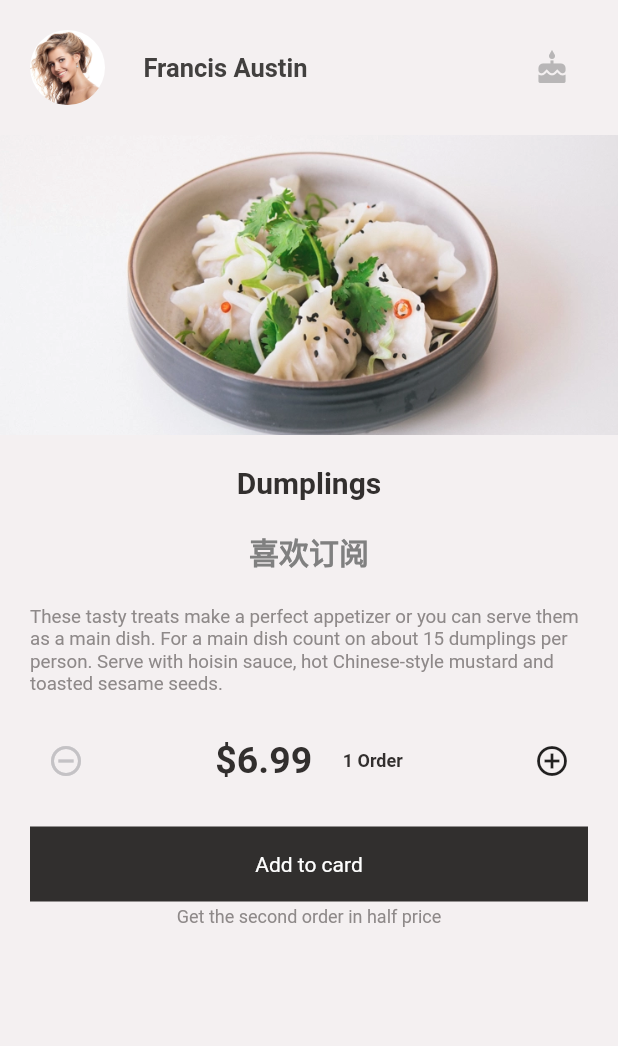
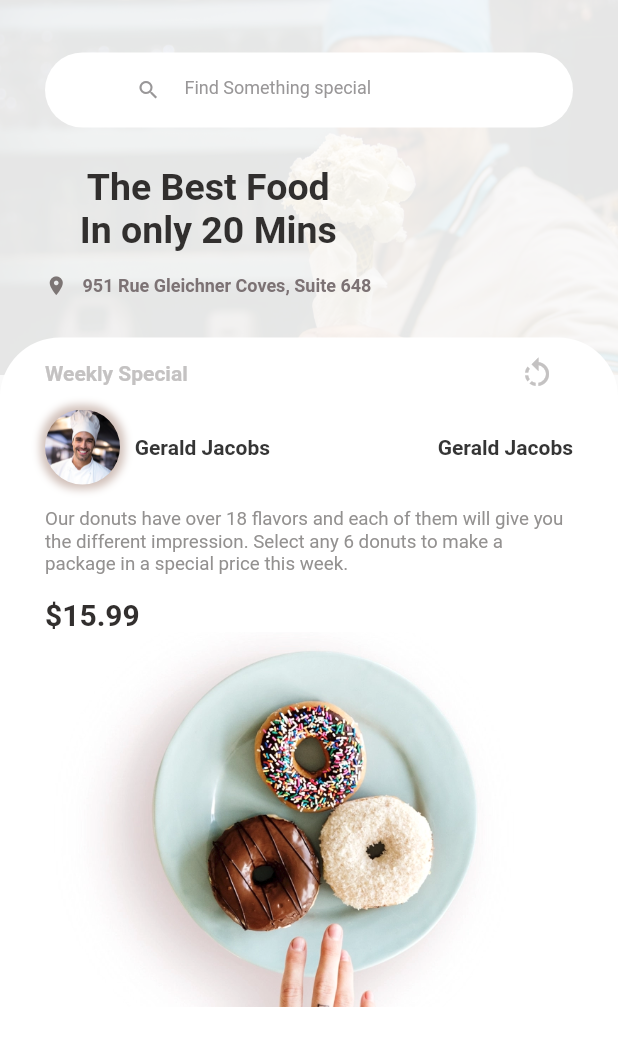
Before and after one commit to lmadhuranga/flutter-uis, a Flutter app: the DumplingsPage screen opened by its route, after a tap on "Add to card", on a phone screen of 412 x 824 dp. Shown: the top 1046 px of the screen. Run offline on Flutter 3.47's test engine with Material 2 defaults, Android fonts, the phone set to English and light mode, and no system bars; our stand-ins replace google_fonts, smooth_star_rating; Roboto replaces fonts that are missing (OpenSans); project files that could hold a hidden picture were left out.

Commit message:
added donut page

```diff
--- /dev/null
+++ b/lib/dumplings/donut_page.dart
@@ -0,0 +1,226 @@
+import 'package:flutter/material.dart';
+
+class DonutPage extends StatelessWidget {
+  @override
+  Widget build(BuildContext context) {
+    var sWidth  = MediaQuery.of(context).size.width;
+    var sHeight  = MediaQuery.of(context).size.height;
+    var dFont = 'OpenSans';
+    return Scaffold(
+      body: Container(
+        height: sHeight,
+        width: sWidth,
+        child: Stack(
+          children: [
+            Container(
+              height: 250.0,
+              decoration: BoxDecoration(
+                image: DecorationImage(
+                  image: AssetImage('assets/dumplings/icecream.jpg'),
+                  fit: BoxFit.cover
+                ),
+              ),
+            ),
+            Container(
+              height:250.0,
+              color: Colors.white.withOpacity(0.9),
+            ),
+            Padding(
+              padding: EdgeInsets.only(top: 35.0, left: 30.0, right: 30.0),
+              child: Container(
+                padding: EdgeInsets.only(left: 45.0),
+                height:50.0,
+                decoration: BoxDecoration(
+                  borderRadius: BorderRadius.circular(25.0),
+                  color: Colors.white,
+                ),
+                child: Center(
+                  child: TextField(
+                    decoration: InputDecoration(
+                      border: InputBorder.none,
+                      prefixIcon: Icon(
+                        Icons.search,
+                        size: 16.0,
+                        color: Color(0xFF999798),
+                      ),
+                      hintText: 'Find Something special',
+                      hintStyle: TextStyle(
+                        fontFamily: dFont,
+                        fontSize: 12.0,
+                        color: Color(0xFF999798),
+                      )
+                    ),
+                  )
+                ),
+              ),
+            ),
+            Positioned(
+              top: 110.0,
+              left: 30.0,
+              child: Column(
+                mainAxisAlignment: MainAxisAlignment.start,
+                children: [
+                  Text(
+                    'The Best Food',
+                    style: TextStyle(
+                      fontFamily: dFont,
+                      fontWeight: FontWeight.w600,
+                      fontSize: 25.0,
+                      color: Color(0xFF312F2E),
+                    ),
+                  ),
+                  Text(
+                    'In only 20 Mins',
+                    style: TextStyle(
+                      fontFamily: dFont,
+                      fontWeight: FontWeight.w600,
+                      fontSize: 25.0,
+                      color: Color(0xFF312F2E),
+                    ),
+                  ),
+                  SizedBox(height: 15.0,),
+                  Row(
+                    children: [
+                      Icon(
+                        Icons.location_on,
+                        color: Color(0xFF7C7574),
+                        size: 15.0
+                      ),
+                      SizedBox(width: 10.0,),
+                      Text(
+                        '951 Rue Gleichner Coves, Suite 648',
+                        style: TextStyle(
+                          fontFamily: dFont,
+                          fontWeight: FontWeight.w600,
+                          fontSize: 12.0,
+                          color: Color(0xFF7C7274),
+                        ),
+                      ),
+                    ],
+                  ),
+                ],
+              ),
+            ),
+            Positioned(
+              top: 225.0,
+              child: Container(
+                height:sHeight - 225.0,
+                width: sWidth,
+                decoration: BoxDecoration(
+                  borderRadius: BorderRadius.only(
+                    topLeft: Radius.circular(40.0),
+                    topRight: Radius.circular(40.0)
+                  ),
+                  color: Colors.white
+                ),
+                child: ListView(
+                  padding: EdgeInsets.only(
+                    left: 30.0,
+                    right: 30.0,
+                  ),
+                  children: [
+                    Row(
+                      mainAxisAlignment: MainAxisAlignment.spaceBetween,
+                      children: [
+                        Text(
+                          'Weekly Special',
+                          style: TextStyle(
+                            fontFamily: dFont,
+                            fontWeight: FontWeight.w600,
+                            // fontSize: 20.0,
+                            color: Color(0xFFC4C2C2),
+                          ),
+                        ),
+                        IconButton(
+                          icon: Icon(Icons.rotate_left),
+                          color: Color(0xFFC4C2C2),
+                          onPressed:(){},
+                        ),
+                      ],
+                    ),
+                    Row(
+                      mainAxisAlignment: MainAxisAlignment.spaceBetween,
+                      children: [
+                        Container(
+                          width: 150.0,
+                          child: Row(
+                            mainAxisAlignment: MainAxisAlignment.spaceBetween,
+                            children: [
+                              Container(
+                                height:50.0,
+                                width: 50.0,
+                                decoration: BoxDecoration(
+                                  borderRadius: BorderRadius.circular(25.0),
+                                  boxShadow: [
+                                    BoxShadow(
+                                      blurRadius: 4.0,
+                                      spreadRadius: 3.0,
+                                      color: Color(0xFFD1C0B9),
+                                    )
+                                  ],
+                                  image: DecorationImage(
+                                    image: AssetImage('assets/dumplings/chefhat.jpg'),
+                                    fit: BoxFit.cover
+                                  ),
+                                ),
+                              ),
+                              Text(
+                                'Gerald Jacobs',
+                                style: TextStyle(
+                                  fontFamily: dFont,
+                                  fontWeight: FontWeight.w600,
+                                  fontSize: 14.0,
+                                  color: Color(0xFF353535),
+                                ),
+                              ),
+                            ],
+                          ),
+                        ),
+                        Text(
+                          'Gerald Jacobs',
+                          style: TextStyle(
+                            fontFamily: dFont,
+                            fontWeight: FontWeight.w600,
+                            fontSize: 14.0,
+                            color: Color(0xFF353535),
+                          ),
+                        ),
+
+                      ],
+                    ),
+                    SizedBox(height: 15.0,),
+                    Container(
+                      width: sWidth - 30.0,
+                      child: Text(
+                        'Our donuts have over 18 flavors and each of them will give you the different impression. Select any 6 donuts to make a package in a special price this week.',
+                        style: TextStyle(
+                          fontFamily: dFont,
+                          fontSize: 12.5,
+                          color: Color(0xFF939190),
+                        ),
+                      ),
+                    ),
+                    SizedBox(height: 15.0,),
+                    Text(
+                      '\$15.99',
+                      style: TextStyle(
+                        fontWeight: FontWeight.bold,
+                        fontSize: 20.0,
+                        color: Color(0xFF322F2E),
+                      ),
+                    ),
+                    Image(
+                      image: AssetImage('assets/dumplings/donuts.png'),
+                      fit: BoxFit.cover,
+                      height: 250.0,
+                    ),
+                  ],
+                ),
+              ),
+            )
+          ],
+        ),
+      ),
+    );
+  }
+}
--- a/lib/dumplings/dumplings_home.dart
+++ b/lib/dumplings/dumplings_home.dart
@@ -1,3 +1,4 @@
+import 'package:curved_designs/dumplings/donut_page.dart';
 import 'package:flutter/material.dart';
 
 class DumplingsPage extends StatefulWidget {
@@ -171,7 +172,13 @@ class _DumplingsPageState extends State<DumplingsPage> {
                 ),
                 ),
               ),
-              onTap: (){},
+              onTap: (){
+                Navigator.of(context).push(
+                  MaterialPageRoute(
+                    builder: (context) => DonutPage(),
+                  )
+                );
+              },
             ),
           ),
           SizedBox(height: 3.0,),
```
